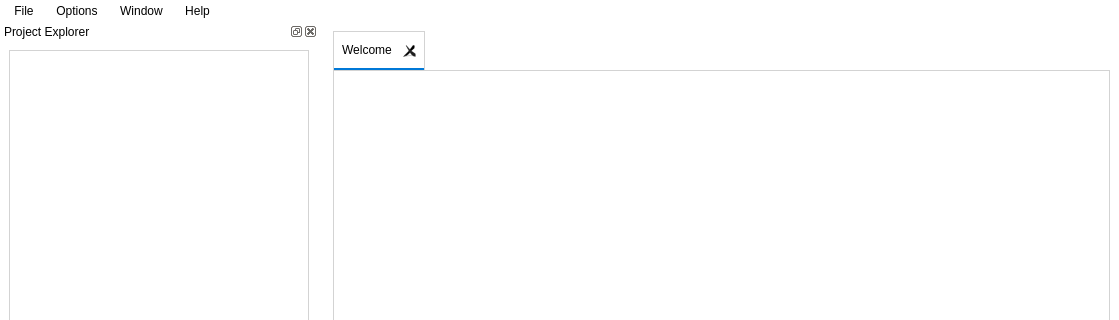
This is pastrocore/gui_pyside/main_window.ui in Torward1024/pAstroCORE as Qt 5 draws it before an edit; both pictures show x 0 to 1119 and y 0 to 320 of the 1119 by 721 pixel window. The edited form follows.
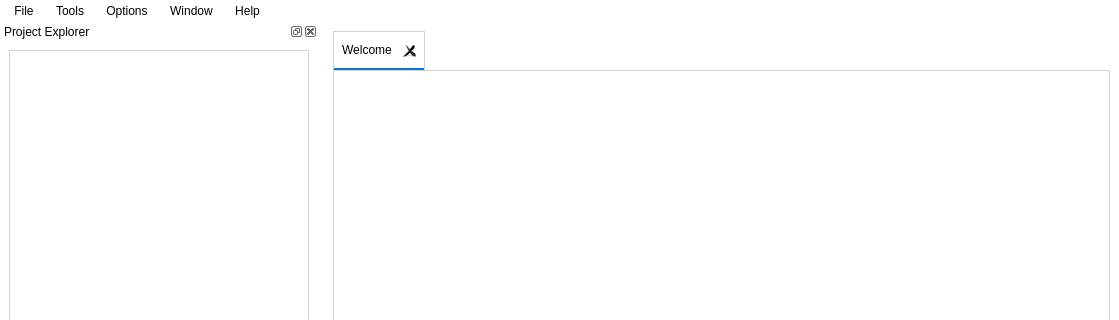
This is the edited form. Icons and pictures are not drawn.

Patch:
```diff
--- a/pastrocore/gui_pyside/main_window.ui
+++ b/pastrocore/gui_pyside/main_window.ui
@@ -163,7 +163,15 @@
     </property>
     <addaction name="actionProject_Explorer"/>
    </widget>
+   <widget class="QMenu" name="menuTools">
+    <property name="title">
+     <string>Tools</string>
+    </property>
+    <addaction name="actionCalculate"/>
+    <addaction name="actionVisualize"/>
+   </widget>
    <addaction name="menuFile"/>
+   <addaction name="menuTools"/>
    <addaction name="menuOptions"/>
    <addaction name="menuWindow"/>
    <addaction name="menuHelp"/>
```
Left out of the diff: 10 changed lines with no effect on the pictures.
